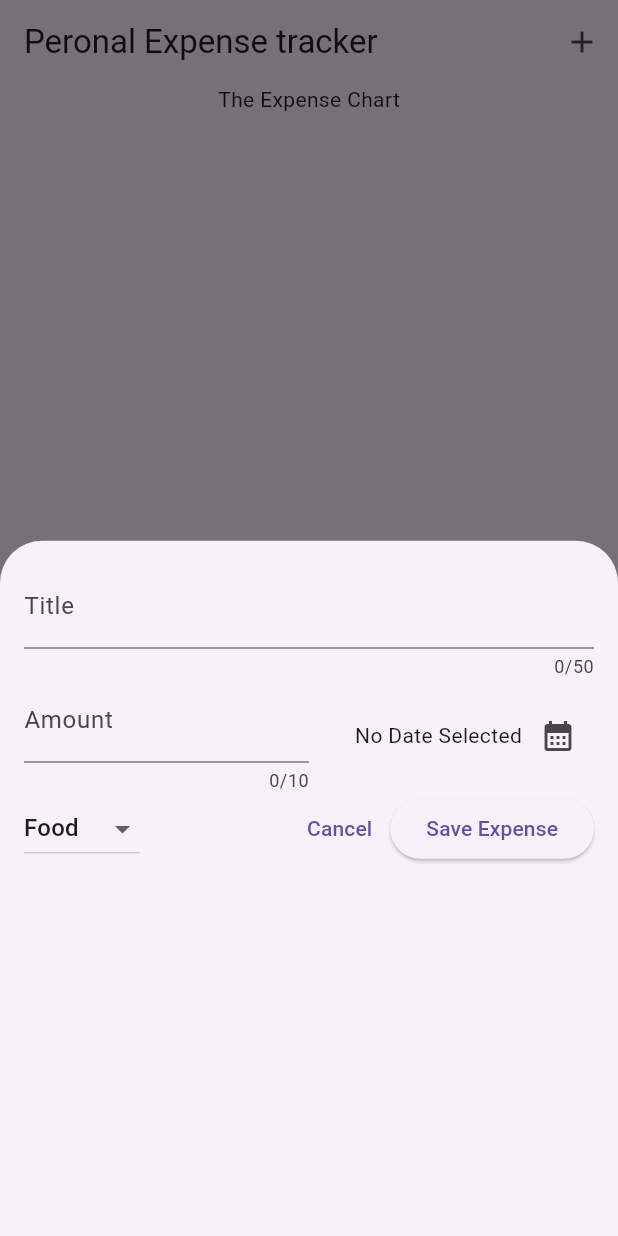
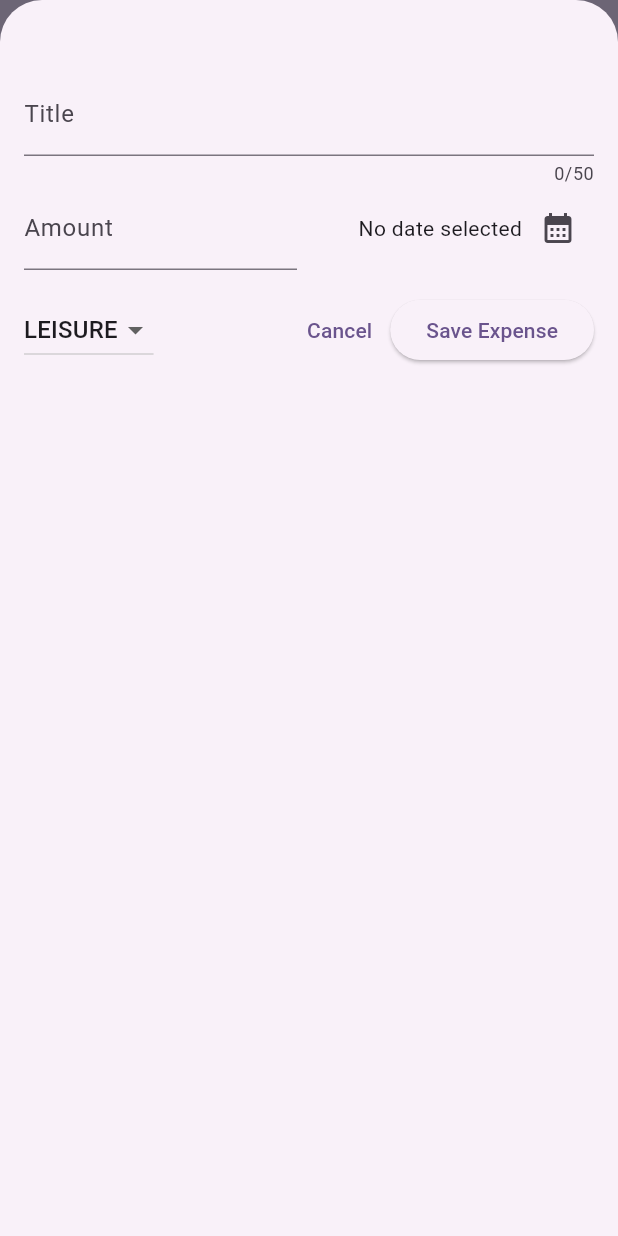
Before and after one commit to riteish810/Expense_tracker, a Flutter app: the screen it shows after launch, after a tap on the "add" icon, on a phone screen of 412 x 824 dp. Run offline on Flutter 3.47's test engine with Material 3 defaults, Android fonts, the phone set to English and light mode, and no system bars.

Commit message:
Structured & Updated Code

```diff
--- a/lib/expense.dart
+++ /dev/null
@@ -1,48 +0,0 @@
-import 'package:expense_tracker/models/expenses.dart';
-import 'package:expense_tracker/screens/expense_list.dart';
-import 'package:expense_tracker/screens/new_expense.dart';
-import 'package:flutter/material.dart';
-
-class Expense extends StatefulWidget {
-  const Expense({super.key, required this.onAddExpense});
-  final void Function(Expenses expense) onAddExpense;
-
-  @override
-  State<Expense> createState() => _ExpenseState();
-}
-
-class _ExpenseState extends State<Expense> {
-  final List<Expenses> _registeredExpenses = [];
-
-  void _addopenoverlay() {
-    showModalBottomSheet(
-      context: context,
-      builder: (ctx) => NewExpense(onAddExpense: _addexpense),
-    );
-  }
-
-  void _addexpense(Expenses expense) {
-    // <-- use the correct model class
-    setState(() {
-      _registeredExpenses.add(expense);
-    });
-  }
-
-  @override
-  Widget build(BuildContext context) {
-    return Scaffold(
-      appBar: AppBar(
-        actions: [
-          IconButton(icon: Icon(Icons.add), onPressed: _addopenoverlay),
-        ],
-        title: Text('Peronal Expense tracker'),
-      ),
-      body: Column(
-        children: [
-          const Text('The Expense Chart'),
-          Expanded(child: ExpenseList(expenses: _registeredExpenses)),
-        ],
-      ),
-    );
-  }
-}
--- a/lib/main.dart
+++ b/lib/main.dart
@@ -1,23 +1,24 @@
-import 'package:expense_tracker/expense.dart';
-import 'package:expense_tracker/models/expenses.dart';
 import 'package:flutter/material.dart';
+import 'package:expense_tracker/widgets/expenses.dart';
+
+var kColorscheme = ColorScheme.fromSeed(
+  seedColor: Color.fromARGB(255, 96, 59, 151),
+);
 
 void main() {
-  runApp(const MyApp());
+  runApp(
+    MaterialApp(
+      debugShowCheckedModeBanner: false,
+      theme: ThemeData().copyWith(
+        useMaterial3: true,
+        colorScheme: kColorscheme,
+        appBarTheme: const AppBarTheme().copyWith(
+          backgroundColor: kColorscheme.primaryContainer,
+          foregroundColor: kColorscheme.primaryContainer,
+        ),
+        scaffoldBackgroundColor: Colors.purple[200]!,
+      ),
+      home: const Expenses(),
+    ),
+  );
 }
-
-class MyApp extends StatelessWidget {
-  const MyApp({super.key});
-
-  // This widget is the root of your application.
-  @override
-  Widget build(BuildContext context) {
-    return MaterialApp(
-      title: 'Flutter Demo',
-
-      home: Expense(onAddExpense: (Expenses expense) {}),
-      theme: ThemeData(useMaterial3: true),
-      debugShowCheckedModeBanner: false,
-    );
-  }
-}
--- a/lib/models/expenses.dart
+++ b/lib/models/expense.dart
@@ -1,27 +1,26 @@
-// import 'package:flutter/material.dart';
 import 'package:flutter/material.dart';
 import 'package:uuid/uuid.dart';
 import 'package:intl/intl.dart';
 
 final formatter = DateFormat.yMd();
 
-final uuid = Uuid();
+const uuid = Uuid();
 
 enum Category { food, travel, leisure, work }
 
-const categoryicons = {
-  Category.food: Icons.food_bank,
-  Category.travel: Icons.flight,
+const categoryIcons = {
+  Category.food: Icons.lunch_dining,
+  Category.travel: Icons.flight_takeoff,
+  Category.leisure: Icons.movie,
   Category.work: Icons.work,
-  Category.leisure: Icons.movie,
 };
 
-class Expenses {
-  Expenses({
+class Expense {
+  Expense({
+    required this.title,
     required this.amount,
-    required this.title,
+    required this.date,
     required this.category,
-    required this.date,
   }) : id = uuid.v4();
 
   final String id;
--- a/lib/screens/expense_list.dart
+++ /dev/null
@@ -1,16 +0,0 @@
-import 'package:expense_tracker/models/expense_item.dart';
-import 'package:expense_tracker/models/expenses.dart';
-import 'package:flutter/material.dart';
-import 'package:flutter/widgets.dart';
-
-class ExpenseList extends StatelessWidget {
-  const ExpenseList({super.key, required this.expenses});
-  final List<Expenses> expenses;
-  @override
-  Widget build(BuildContext context) {
-    return ListView.builder(
-      itemCount: expenses.length,
-      itemBuilder: (ctx, index) => ExpenseItem(expenses: expenses[index]),
-    );
-  }
-}
--- a/lib/screens/new_expense.dart
+++ /dev/null
@@ -1,165 +0,0 @@
-import 'package:expense_tracker/models/expenses.dart';
-import 'package:flutter/material.dart';
-import 'package:intl/intl.dart';
-
-final formatter = DateFormat.yMd();
-
-class NewExpense extends StatefulWidget {
-  const NewExpense({super.key, required this.onAddExpense});
-
-  final void Function(Expenses expense) onAddExpense;
-
-  @override
-  State<NewExpense> createState() => _NewExpenseState();
-}
-
-class _NewExpenseState extends State<NewExpense> {
-  final _titlecontroller = TextEditingController();
-  final _amoutcontroller = TextEditingController();
-  Category _selectedCategory = Category.food;
-
-  DateTime? _selectedDate;
-
-  @override
-  void dispose() {
-    _titlecontroller.dispose();
-    _amoutcontroller.dispose();
-    super.dispose();
-  }
-
-  void _presentdatepicker() async {
-    final now = DateTime.now();
-    final firstdate = DateTime(now.year - 2, now.month, now.day);
-    final pickeddate = await showDatePicker(
-      context: context,
-      initialDate: now,
-      firstDate: firstdate,
-      lastDate: now,
-    );
-    setState(() {
-      _selectedDate = pickeddate;
-    });
-  }
-
-  void _submitExpensedata() {
-    final enterednumber = double.tryParse(_amoutcontroller.text);
-    final amountIsInvalid = enterednumber == null || enterednumber <= 0;
-
-    if (_titlecontroller.text.trim().isEmpty ||
-        amountIsInvalid ||
-        _selectedDate == null) {
-      showDialog(
-        context: context,
-        builder:
-            (ctx) => AlertDialog(
-              title: Text('Invalid Input'),
-              content: Text(
-                'Please make sure title, amount, and date are valid.',
-              ),
-              actions: [
-                TextButton(
-                  onPressed: () {
-                    Navigator.pop(context);
-                  },
-                  child: Text('Okay'),
-                ),
-              ],
-            ),
-      );
-      return;
-    }
-
-    widget.onAddExpense(
-      Expenses(
-        title: _titlecontroller.text,
-        amount: enterednumber,
-        date: _selectedDate!,
-        category: _selectedCategory,
-      ),
-    );
-
-    Navigator.pop(context); // Close the modal after adding
-  }
-
-  @override
-  Widget build(BuildContext context) {
-    return Padding(
-      padding: EdgeInsets.all(16),
-      child: Column(
-        children: [
-          TextFormField(
-            controller: _titlecontroller,
-            maxLength: 50,
-            decoration: InputDecoration(label: Text('Title')),
-          ),
-          Row(
-            children: [
-              Expanded(
-                child: TextFormField(
-                  controller: _amoutcontroller,
-                  keyboardType: TextInputType.number,
-                  maxLength: 10,
-                  decoration: InputDecoration(
-                    prefixText: '\$',
-                    label: Text('Amount'),
-                  ),
-                ),
-              ),
-              Expanded(
-                child: Row(
-                  mainAxisAlignment: MainAxisAlignment.end,
-                  crossAxisAlignment: CrossAxisAlignment.center,
-                  children: [
-                    Text(
-                      _selectedDate == null
-                          ? 'No Date Selected'
-                          : formatter.format(_selectedDate!),
-                    ),
-                    IconButton(
-                      onPressed: _presentdatepicker,
-                      icon: Icon(Icons.calendar_month),
-                    ),
-                  ],
-                ),
-              ),
-            ],
-          ),
-          Row(
-            children: [
-              DropdownButton<Category>(
-                value: _selectedCategory,
-                items:
-                    Category.values.map((category) {
-                      return DropdownMenuItem<Category>(
-                        value: category,
-                        child: Text(
-                          category.name[0].toUpperCase() +
-                              category.name.substring(1),
-                        ),
-                      );
-                    }).toList(),
-                onChanged: (Category? newValue) {
-                  if (newValue == null) return;
-                  setState(() {
-                    _selectedCategory = newValue;
-                  });
-                },
-              ),
-              const Spacer(),
-              TextButton(
-                onPressed: () {
-                  Navigator.pop(context);
-                },
-                child: Text('Cancel'),
-              ),
-              ElevatedButton(
-                onPressed: _submitExpensedata,
-                child: Text('Save Expense'),
-              ),
-            ],
-          ),
-        ],
-      ),
-    );
-  }
-}
--- /dev/null
+++ b/lib/widgets/expenses.dart
@@ -0,0 +1,94 @@
+import 'package:expense_tracker/widgets/new_expense.dart';
+import 'package:flutter/material.dart';
+
+import 'package:expense_tracker/widgets/expenses_list/expenses_list.dart';
+import 'package:expense_tracker/models/expense.dart';
+
+class Expenses extends StatefulWidget {
+  const Expenses({super.key});
+
+  @override
+  State<Expenses> createState() {
+    return _ExpensesState();
+  }
+}
+
+class _ExpensesState extends State<Expenses> {
+  final List<Expense> _registeredExpenses = [
+    Expense(
+      title: 'Flutter Course',
+      amount: 19.99,
+      date: DateTime.now(),
+      category: Category.work,
+    ),
+    Expense(
+      title: 'Cinema',
+      amount: 15.69,
+      date: DateTime.now(),
+      category: Category.leisure,
+    ),
+  ];
+
+  void _openAddExpenseOverlay() {
+    showModalBottomSheet(
+      isScrollControlled: true,
+      context: context,
+      builder: (ctx) => NewExpense(onAddExpense: _addExpense),
+    );
+  }
+
+  void _addExpense(Expense expense) {
+    setState(() {
+      _registeredExpenses.add(expense);
+    });
+  }
+
+  void _removeExpense(Expense expense) {
+    final expenseIndex = _registeredExpenses.indexOf(expense);
+    setState(() {
+      _registeredExpenses.remove(expense);
+    });
+    ScaffoldMessenger.of(context).clearSnackBars();
+    ScaffoldMessenger.of(context).showSnackBar(
+      SnackBar(
+        duration: Duration(seconds: 2),
+        content: Text('Expense Deleted'),
+        action: SnackBarAction(
+          label: 'Undo',
+          onPressed: () {
+            setState(() {
+              _registeredExpenses.insert(expenseIndex, expense);
+            });
+          },
+        ),
+      ),
+    );
+  }
+
+  @override
+  Widget build(BuildContext context) {
+    Widget mainContent = Center(child: Text("Add Your Expenses"));
+    if (_registeredExpenses.isNotEmpty) {
+      mainContent = ExpensesList(
+        expenses: _registeredExpenses,
+        onRemoveExpense: _removeExpense,
+      );
+    }
+
+    return Scaffold(
+      backgroundColor: Theme.of(context).scaffoldBackgroundColor,
+      appBar: AppBar(
+        title: const Text('Flutter ExpenseTracker'),
+        actions: [
+          IconButton(
+            onPressed: _openAddExpenseOverlay,
+            icon: const Icon(Icons.add),
+          ),
+        ],
+      ),
+      body: Column(
+        children: [const Text('The chart'), Expanded(child: mainContent)],
+      ),
+    );
+  }
+}
--- /dev/null
+++ b/lib/widgets/expenses_list/expense_item.dart
@@ -0,0 +1,37 @@
+import 'package:flutter/material.dart';
+
+import 'package:expense_tracker/models/expense.dart';
+
+class ExpenseItem extends StatelessWidget {
+  const ExpenseItem(this.expense, {super.key});
+
+  final Expense expense;
+
+  @override
+  Widget build(BuildContext context) {
+    return Card(
+      child: Padding(
+        padding: const EdgeInsets.symmetric(horizontal: 20, vertical: 16),
+        child: Column(
+          children: [
+            Text(expense.title),
+            const SizedBox(height: 4),
+            Row(
+              children: [
+                Text('\$${expense.amount.toStringAsFixed(2)}'),
+                const Spacer(),
+                Row(
+                  children: [
+                    Icon(categoryIcons[expense.category]),
+                    const SizedBox(width: 8),
+                    Text(expense.formattedDate),
+                  ],
+                ),
+              ],
+            ),
+          ],
+        ),
+      ),
+    );
+  }
+}
--- /dev/null
+++ b/lib/widgets/expenses_list/expenses_list.dart
@@ -0,0 +1,30 @@
+import 'package:flutter/material.dart';
+
+import 'package:expense_tracker/widgets/expenses_list/expense_item.dart';
+import 'package:expense_tracker/models/expense.dart';
+
+class ExpensesList extends StatelessWidget {
+  const ExpensesList({
+    super.key,
+    required this.expenses,
+    required this.onRemoveExpense,
+  });
+
+  final List<Expense> expenses;
+  final void Function(Expense expense) onRemoveExpense;
+
+  @override
+  Widget build(BuildContext context) {
+    return ListView.builder(
+      itemCount: expenses.length,
+      itemBuilder:
+          (ctx, index) => Dismissible(
+            key: ValueKey(expenses[index]),
+            onDismissed: (direction) {
+              onRemoveExpense(expenses[index]);
+            },
+            child: ExpenseItem(expenses[index]),
+          ),
+    );
+  }
+}
--- /dev/null
+++ b/lib/widgets/new_expense.dart
@@ -0,0 +1,166 @@
+import 'package:flutter/material.dart';
+
+import 'package:expense_tracker/models/expense.dart';
+
+class NewExpense extends StatefulWidget {
+  const NewExpense({super.key, required this.onAddExpense});
+
+  final void Function(Expense expense) onAddExpense;
+
+  @override
+  State<NewExpense> createState() {
+    return _NewExpenseState();
+  }
+}
+
+class _NewExpenseState extends State<NewExpense> {
+  final _titleController = TextEditingController();
+  final _amountController = TextEditingController();
+  DateTime? _selectedDate;
+  Category _selectedCategory = Category.leisure;
+
+  void _presentDatePicker() async {
+    final now = DateTime.now();
+    final firstDate = DateTime(now.year - 1, now.month, now.day);
+    final pickedDate = await showDatePicker(
+      context: context,
+      initialDate: now,
+      firstDate: firstDate,
+      lastDate: now,
+    );
+    setState(() {
+      _selectedDate = pickedDate;
+    });
+  }
+
+  void _submitExpenseData() {
+    final enteredAmount = double.tryParse(
+      _amountController.text,
+    ); // tryParse('Hello') => null, tryParse('1.12') => 1.12
+    final amountIsInvalid = enteredAmount == null || enteredAmount <= 0;
+    if (_titleController.text.trim().isEmpty ||
+        amountIsInvalid ||
+        _selectedDate == null) {
+      showDialog(
+        context: context,
+        builder:
+            (ctx) => AlertDialog(
+              title: const Text('Invalid input'),
+              content: const Text(
+                'Please make sure a valid title, amount, date and category was entered.',
+              ),
+              actions: [
+                TextButton(
+                  onPressed: () {
+                    Navigator.pop(ctx);
+                  },
+                  child: const Text('Okay'),
+                ),
+              ],
+            ),
+      );
+      return;
+    }
+
+    widget.onAddExpense(
+      Expense(
+        title: _titleController.text,
+        amount: enteredAmount,
+        date: _selectedDate!,
+        category: _selectedCategory,
+      ),
+    );
+    Navigator.pop(context);
+  }
+
+  @override
+  void dispose() {
+    _titleController.dispose();
+    _amountController.dispose();
+    super.dispose();
+  }
+
+  @override
+  Widget build(BuildContext context) {
+    return Padding(
+      padding: const EdgeInsets.fromLTRB(16, 48, 16, 16),
+      child: Column(
+        children: [
+          TextField(
+            controller: _titleController,
+            maxLength: 50,
+            decoration: const InputDecoration(label: Text('Title')),
+          ),
+          Row(
+            children: [
+              Expanded(
+                child: TextField(
+                  controller: _amountController,
+                  keyboardType: TextInputType.number,
+                  decoration: const InputDecoration(
+                    prefixText: '\$ ',
+                    label: Text('Amount'),
+                  ),
+                ),
+              ),
+              const SizedBox(width: 16),
+              Expanded(
+                child: Row(
+                  mainAxisAlignment: MainAxisAlignment.end,
+                  crossAxisAlignment: CrossAxisAlignment.center,
+                  children: [
+                    Text(
+                      _selectedDate == null
+                          ? 'No date selected'
+                          : formatter.format(_selectedDate!),
+                    ),
+                    IconButton(
+                      onPressed: _presentDatePicker,
+                      icon: const Icon(Icons.calendar_month),
+                    ),
+                  ],
+                ),
+              ),
+            ],
+          ),
+          const SizedBox(height: 16),
+          Row(
+            children: [
+              DropdownButton(
+                value: _selectedCategory,
+                items:
+                    Category.values
+                        .map(
+                          (category) => DropdownMenuItem(
+                            value: category,
+                            child: Text(category.name.toUpperCase()),
+                          ),
+                        )
+                        .toList(),
+                onChanged: (value) {
+                  if (value == null) {
+                    return;
+                  }
+                  setState(() {
+                    _selectedCategory = value;
+                  });
+                },
+              ),
+              const Spacer(),
+              TextButton(
+                onPressed: () {
+                  Navigator.pop(context);
+                },
+                child: const Text('Cancel'),
+              ),
+              ElevatedButton(
+                onPressed: _submitExpenseData,
+                child: const Text('Save Expense'),
+              ),
+            ],
+          ),
+        ],
+      ),
+    );
+  }
+}
```
Also changed, not shown: lib/models/expense_item.dart (deleted, +0 -45 lines), 1 other file.
